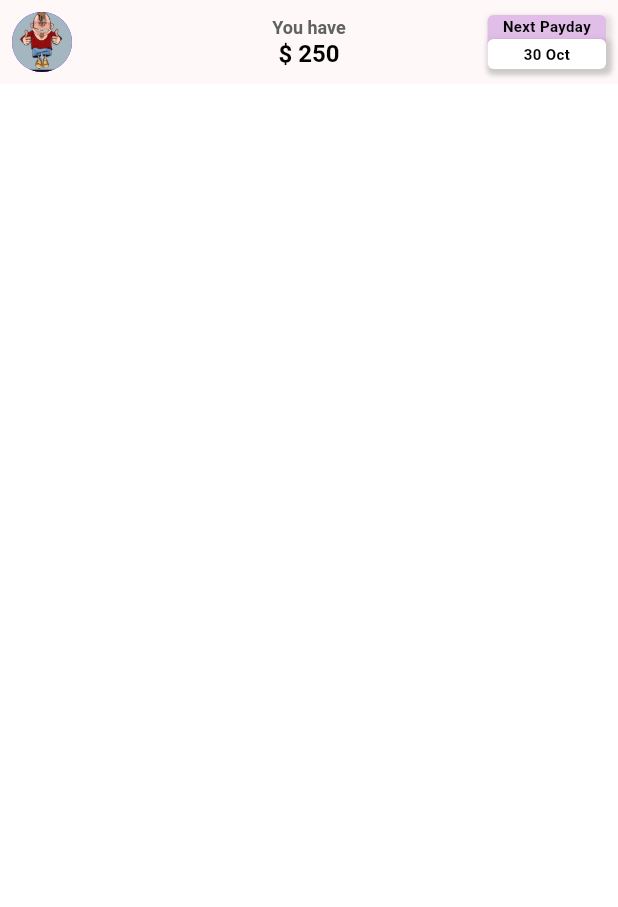
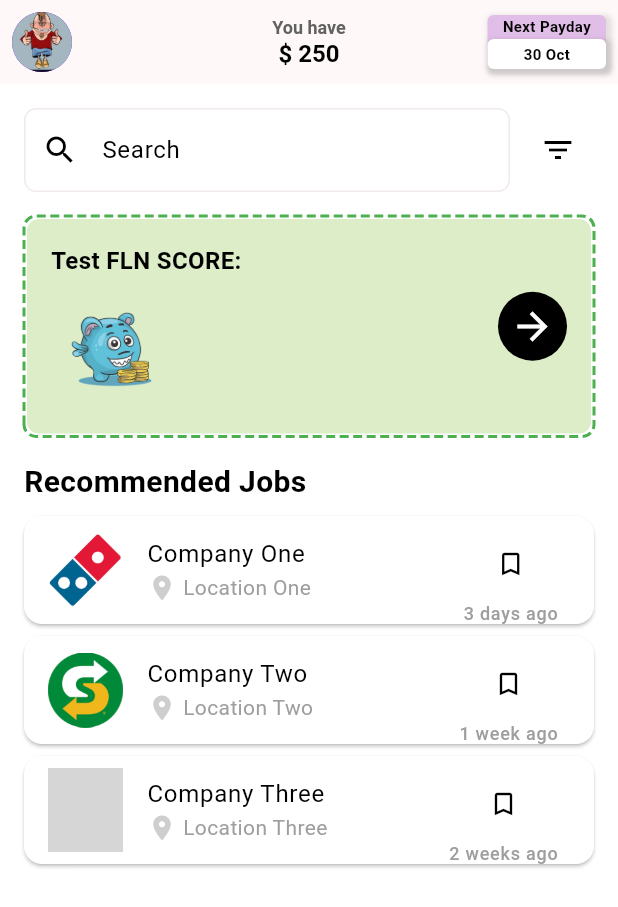
Before and after one commit to Shivansh722/the_pocket_money, a Flutter app: the StudentHomePage screen opened directly, on a phone screen of 412 x 824 dp. Shown: the top 907 px of the screen. Run offline on Flutter 3.47's test engine with Material 3 defaults, Android fonts, the phone set to English and light mode, and no system bars; drawn by our look-alikes of dotted_border; our stand-ins replace flutter_onboarding_slider; Roboto replaces fonts that are missing (Hind, Montserrat); grey boxes are pictures that could not be loaded.

Commit message:
home page, drawer updated

```diff
--- a/lib/main.dart
+++ b/lib/main.dart
@@ -3,6 +3,7 @@ import 'package:pocket_money/core/themes.dart';
 import 'package:pocket_money/src/presentation/screens/splash_page.dart';
 import 'package:pocket_money/src/presentation/screens/notification_page.dart';
 import 'package:pocket_money/src/presentation/screens/home/the_og_home_page.dart';
+import 'package:pocket_money/src/presentation/widgets/home_student_widgetss/drawer.dart';
 
 void main() {
   runApp(const MyApp());
@@ -18,7 +19,7 @@ class MyApp extends StatelessWidget {
 
       debugShowCheckedModeBanner: false,
       theme: lightMode,
-      home: const SplashPage(),
+      home: const StudentHomePage(),
     );
   }
 }
--- a/lib/src/presentation/screens/home/the_og_home_page.dart
+++ b/lib/src/presentation/screens/home/the_og_home_page.dart
@@ -1,16 +1,108 @@
 import 'package:flutter/material.dart';
 import 'package:pocket_money/src/presentation/widgets/home_student_widgetss/appbar.dart';
 import 'package:pocket_money/src/presentation/widgets/home_student_widgetss/drawer.dart';
+import 'package:pocket_money/src/presentation/widgets/home_student_widgetss/job_tile.dart';
+import 'package:pocket_money/src/presentation/widgets/home_student_widgetss/green_tile.dart';
+ // Ensure this import is correct
+
 
 class StudentHomePage extends StatelessWidget {
   const StudentHomePage({super.key});
 
   @override
   Widget build(BuildContext context) {
-
-    return  const Scaffold(
-    appBar: CustomAppBar(),
-    drawer: HomeStudentDrawer(),
+    return Scaffold(
+      appBar: CustomAppBar(),
+      body: SingleChildScrollView(
+        child: Padding(
+          padding: const EdgeInsets.all(16.0),
+          child: Column(
+            crossAxisAlignment: CrossAxisAlignment.start,
+            children: [
+              // Search bar with filter icon
+              Row(
+                children: [
+                  Expanded(
+                    child: TextField(
+                      decoration: InputDecoration(
+                        hintText: 'Search',
+                        prefixIcon: Icon(Icons.search),
+                        border: OutlineInputBorder(
+                          borderRadius: BorderRadius.circular(8.0),
+                        ),
+                      ),
+                    ),
+                  ),
+                  SizedBox(width: 8.0),
+                  IconButton(
+                    icon: Icon(Icons.filter_list),
+                    onPressed: () {
+                      // Implement filter action
+                    },
+                  ),
+                ],
+              ),
+              SizedBox(height: 16.0),
+              // Sort tile
+              SortTile(
+                onPressed: () {
+                  Navigator.push(
+                    context,
+                    MaterialPageRoute(builder: (context) => SortPage()),
+                  );
+                },
+              ),
+              SizedBox(height: 16.0),
+              // Recommended Jobs section
+              Text(
+                'Recommended Jobs',
+                style: TextStyle(fontSize: 20, fontWeight: FontWeight.bold),
+              ),
+              SizedBox(height: 8.0),
+              // List of recommended job tiles
+              Column(
+                children: [
+                  JobTile(
+                    imageAsset: 'assets/dominos.png',
+                    companyName: 'Company One',
+                    jobLocation: 'Location One',
+                    postedTime: '3 days ago',
+                  ),
+                  JobTile(
+                    imageAsset: 'assets/subway.png',
+                    companyName: 'Company Two',
+                    jobLocation: 'Location Two',
+                    postedTime: '1 week ago',
+                  ),
+                  JobTile(
+                    imageAsset: 'assets/mcD.png',
+                    companyName: 'Company Three',
+                    jobLocation: 'Location Three',
+                    postedTime: '2 weeks ago',
+                  ),
+                  // Add more JobTiles as needed
+                ],
+              ),
+            ],
+          ),
+        ),
+      ),
     );
   }
 }
+
+class SortPage extends StatelessWidget {
+  const SortPage({super.key});
+
+  @override
+  Widget build(BuildContext context) {
+    return Scaffold(
+      appBar: AppBar(
+        title: Text('Sort Page'),
+      ),
+      body: Center(
+        child: Text('This is the Sort Page'),
+      ),
+    );
+  }
+}
--- /dev/null
+++ b/lib/src/presentation/widgets/home_student_widgetss/green_tile.dart
@@ -0,0 +1,64 @@
+import 'package:flutter/material.dart';
+import 'package:dotted_border/dotted_border.dart';
+
+class SortTile extends StatelessWidget {
+  final VoidCallback onPressed;
+
+  const SortTile({required this.onPressed});
+
+  @override
+  Widget build(BuildContext context) {
+    return DottedBorder(
+      color: Colors.green,
+      strokeWidth: 2,
+      borderType: BorderType.RRect,
+      radius: Radius.circular(8.0),
+      dashPattern: [6, 3], // Adjust the dash pattern as needed
+      child: Container(
+        padding: EdgeInsets.all(16.0), // Adjusted padding
+        decoration: BoxDecoration(
+          color: Colors.lightGreen.withOpacity(0.3),
+          borderRadius: BorderRadius.circular(8.0),
+        ),
+        child: Row(
+          mainAxisAlignment: MainAxisAlignment.spaceBetween,
+          children: [
+            Column(
+              crossAxisAlignment: CrossAxisAlignment.start,
+              children: [
+                Text(
+                  'Test FLN SCORE:',
+                  style: TextStyle(
+                    fontSize: 16.0,
+                    fontWeight: FontWeight.bold,
+                  ),
+                ),
+                SizedBox(height: 8.0), // Space between text and image
+                Image.asset(
+                  'assets/mascot.png', // Replace with your asset path
+                  width: 80.0,
+                  height: 80.0,
+                ),
+              ],
+            ),
+            GestureDetector(
+              onTap: onPressed,
+              child: Container(
+                decoration: BoxDecoration(
+                  shape: BoxShape.circle,
+                  color: Colors.black,
+                ),
+                padding: EdgeInsets.all(8.0),
+                child: Icon(
+                  Icons.arrow_forward_sharp,
+                  size: 30.0, // Adjust the size as needed
+                  color: Colors.white,
+                ),
+              ),
+            ),
+          ],
+        ),
+      ),
+    );
+  }
+}
--- /dev/null
+++ b/lib/src/presentation/widgets/home_student_widgetss/job_tile.dart
@@ -0,0 +1,59 @@
+import 'package:flutter/material.dart';
+
+class JobTile extends StatelessWidget {
+  final String imageAsset;
+  final String companyName;
+  final String jobLocation;
+  final String postedTime;
+
+  const JobTile({
+    required this.imageAsset,
+    required this.companyName,
+    required this.jobLocation,
+    required this.postedTime,
+  });
+
+  @override
+  Widget build(BuildContext context) {
+    return Card(
+
+      margin: EdgeInsets.only(bottom: 8.0),
+      child: ListTile(
+        leading: Image.asset(imageAsset, width: 50.0, height: 90.0),
+        title: Text(companyName),
+        subtitle: Row(
+          children: [
+            Icon(
+              Icons.location_on,
+              color: Colors.grey.withOpacity(0.5),
+              size: 20.0,
+            ),
+            SizedBox(width: 4.0),
+            Text(
+              jobLocation,
+              style: TextStyle(color: Colors.grey),
+            ),
+          ],
+        ),
+        trailing: Column(
+          mainAxisSize: MainAxisSize.min,
+          children: [
+            IconButton(
+              icon: Icon(Icons.bookmark_border, size: 20.0),
+              onPressed: () {
+                // Implement bookmark action
+              },
+            ),
+            Text(
+              postedTime,
+              style: TextStyle(
+                fontSize: 12.0, // Adjust font size to fit the content
+                color: Colors.grey,
+              ),
+            ),
+          ],
+        ),
+      ),
+    );
+  }
+}
--- a/pubspec.yaml
+++ b/pubspec.yaml
@@ -36,6 +36,9 @@ dependencies:
   # Use with the CupertinoIcons class for iOS style icons.
   cupertino_icons: ^1.0.6
   flutter_onboarding_slider:
+  navbar_router: ^0.7.5
+  dotted_border:
+
 
 dev_dependencies:
   flutter_test:
```
Also changed, not shown: lib/src/presentation/screens/Feedback.dart (added, +17 -0 lines), lib/src/presentation/screens/notification_page.dart (+15 -15 lines), lib/src/presentation/widgets/home_student_widgetss/company_tile.dart (added, +92 -0 lines), lib/src/presentation/widgets/home_student_widgetss/drawer.dart (+5 -4 lines), pubspec.lock, 5 other files.
